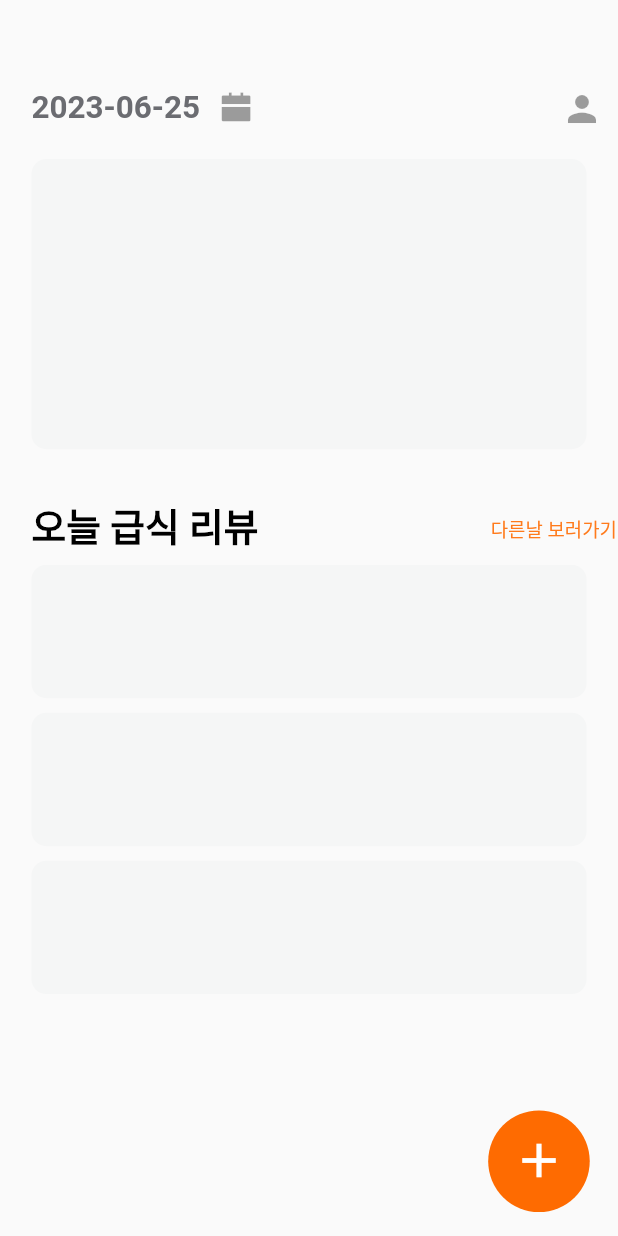
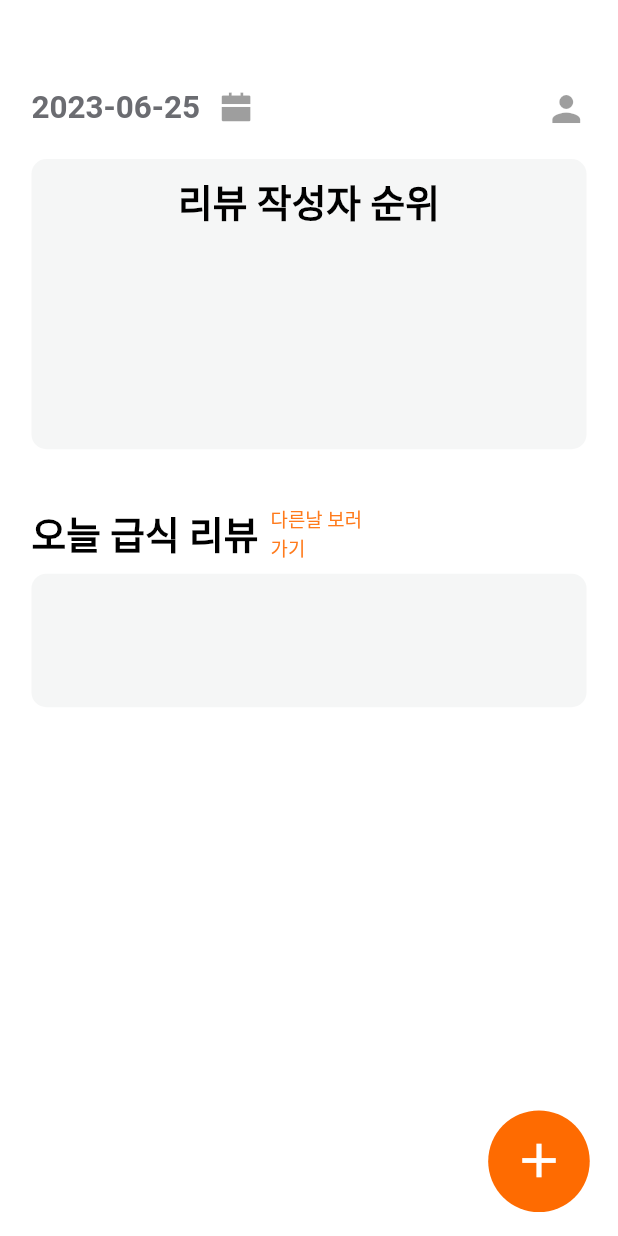
Before and after one commit to mukgen/mukgen_Flutter_V1, a Flutter app: the MainReviewPage screen opened directly, after a tap on the "add" icon, on a phone screen of 412 x 824 dp. Run offline on Flutter 3.47's test engine with Material 2 defaults, Android fonts, the phone set to English and light mode, and no system bars; our stand-ins replace flutter_screenutil, flutter_secure_storage; missing offline and left inert: transition; accounts and stored records are empty; Roboto replaces fonts that are missing (MukgenRegular, MukgenSemiBold).

Commit message:
⚡️ :: 급식 리뷰 페이지 작은 기능 수정

```diff
--- a/lib/screen/main_review_otherdays.dart
+++ b/lib/screen/review/main_review_otherdays_page.dart
@@ -2,14 +2,14 @@ import 'package:flutter/material.dart';
 import 'package:flutter_screenutil/flutter_screenutil.dart';
 import 'package:mukgen_flutter_v1/common/common.dart';
 
-class OtherDaysPage extends StatefulWidget {
-  const OtherDaysPage({Key? key}) : super(key: key);
+class MainReviewOtherDaysPage extends StatefulWidget {
+  const MainReviewOtherDaysPage({Key? key}) : super(key: key);
 
   @override
-  State<OtherDaysPage> createState() => _OtherDaysPageState();
+  State<MainReviewOtherDaysPage> createState() => _MainReviewOtherDaysPageState();
 }
 
-class _OtherDaysPageState extends State<OtherDaysPage> {
+class _MainReviewOtherDaysPageState extends State<MainReviewOtherDaysPage> {
   @override
   Widget build(BuildContext context) {
     return Scaffold(
@@ -18,7 +18,7 @@ class _OtherDaysPageState extends State<OtherDaysPage> {
         backgroundColor: MukGenColor.white,
         elevation: 0,
         leading: IconButton(
-          padding: EdgeInsets.only(left: 10.0.w),
+          padding: EdgeInsets.only(left: 20.0.w),
           onPressed: () {
             setState(() {
               Navigator.of(context).pop();
@@ -41,7 +41,7 @@ class _OtherDaysPageState extends State<OtherDaysPage> {
           ),
         ),
       ),
-      body: SingleChildScrollView(),
+      body: const SingleChildScrollView(),
       floatingActionButton: SizedBox(
         width: 70.0.w,
         height: 70.0.h,
--- a/lib/screen/main_review.dart
+++ b/lib/screen/review/main_review_page.dart
@@ -1,8 +1,9 @@
 import 'package:flutter/material.dart';
 import 'package:intl/intl.dart';
 import 'package:mukgen_flutter_v1/common/common.dart';
+import 'package:mukgen_flutter_v1/screen/review/main_review_select_page.dart';
 import 'package:mukgen_flutter_v1/widget/custom_icons.dart';
-import 'package:mukgen_flutter_v1/screen/main_review_otherdays.dart';
+import 'package:mukgen_flutter_v1/screen/review/main_review_otherdays_page.dart';
 import 'package:flutter_screenutil/flutter_screenutil.dart';
 import 'package:transition/transition.dart';
 
@@ -20,6 +21,7 @@ class _MainReviewPageState extends State<MainReviewPage> {
   @override
   Widget build(BuildContext context) {
     return Scaffold(
+      backgroundColor: MukGenColor.white,
       body: Column(
         mainAxisAlignment: MainAxisAlignment.start,
         children: [
@@ -48,11 +50,14 @@ class _MainReviewPageState extends State<MainReviewPage> {
                   ),
                 ],
               ),
-              IconButton(
+              Container(
+                padding: EdgeInsets.only(right: 10.0.w),
+                child: IconButton(
                   icon: const Icon(Icons.person),
                   iconSize: 28,
                   color: MukGenColor.primaryLight2,
                   onPressed: null,
+                ),
               ),
             ],
           ),
@@ -66,8 +71,37 @@ class _MainReviewPageState extends State<MainReviewPage> {
                   color: MukGenColor.primaryLight3,
                   borderRadius: BorderRadius.circular(10),
                 ),
+                child: Center(
+                  child: Column(
+                    children: [
+                      SizedBox(height: 10.0.h),
+                      Text(
+                        '리뷰 작성자 순위',
+                        style: TextStyle(
+                          color: MukGenColor.black,
+                          fontWeight: FontWeight.w600,
+                          fontFamily: 'MukgenSemiBold',
+                          fontSize: 24.sp,
                         ),
-              SizedBox(height: 25.0.h),
+                      ),
+                      SizedBox(height: 4.0.h),
+                      Row(
+                        children: [
+                          SizedBox(width: 16.5.w),
+                          Container(
+                            child: Column(
+                              children: [
+
+                              ],
+                            ),
+                          )
+                        ],
+                      ),
+                    ],
+                  ),
+                ),
+              ),
+              SizedBox(height: 30.0.h),
             ],
           ),
           Row(
@@ -85,8 +119,8 @@ class _MainReviewPageState extends State<MainReviewPage> {
                   ),
                 ),
               ),
-              Container(
-                padding: EdgeInsets.only(top: 5.0.h, left: 140.0.w),
+              SizedBox(
+                width: 76.0.w,
                 child: TextButton(
                   child: Text(
                     '다른날 보러가기',
@@ -101,7 +135,7 @@ class _MainReviewPageState extends State<MainReviewPage> {
                     Navigator.push(
                       context,
                       Transition(
-                        child: OtherDaysPage(),
+                        child: MainReviewOtherDaysPage(),
                         transitionEffect: TransitionEffect.RIGHT_TO_LEFT,
                       ),
                     );
@@ -110,13 +144,7 @@ class _MainReviewPageState extends State<MainReviewPage> {
               ),
             ],
           ),
-          SizedBox(
-            width: double.infinity,
-            height: 300.0.h,
-            child: ListView.builder(
-              itemCount: 3,
-              itemBuilder: (context, index) {
-                return Column(
+          Column(
             children: [
               Container(
                 width: 353.0.w,
@@ -126,11 +154,7 @@ class _MainReviewPageState extends State<MainReviewPage> {
                   borderRadius: BorderRadius.circular(10),
                 ),
               ),
-                    SizedBox(height: 10.0.h),
             ],
-                );
-              },
-            ),
           ),
         ],
       ),
@@ -139,7 +163,15 @@ class _MainReviewPageState extends State<MainReviewPage> {
         height: 70.0.h,
         child: FittedBox(
           child: FloatingActionButton(
-            onPressed: () {},
+            onPressed: () {
+              Navigator.push(
+                context,
+                Transition(
+                  child: MainReviewSelectPage(),
+                  transitionEffect: TransitionEffect.RIGHT_TO_LEFT,
+                ),
+              );
+            },
             elevation: 0,
             backgroundColor: MukGenColor.pointBase,
             child: Icon(Icons.add, size: 30.0.sp, color: MukGenColor.white),
```
Lines whose indentation alone changed are shown as unchanged.
